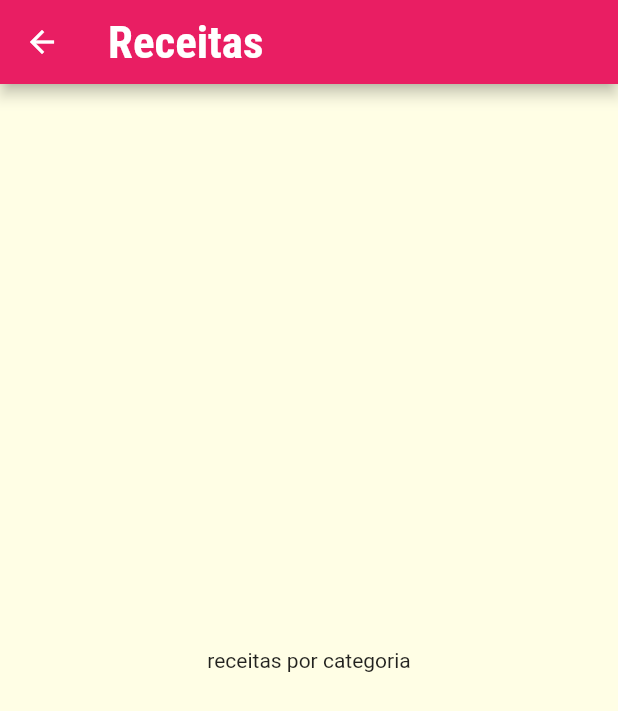
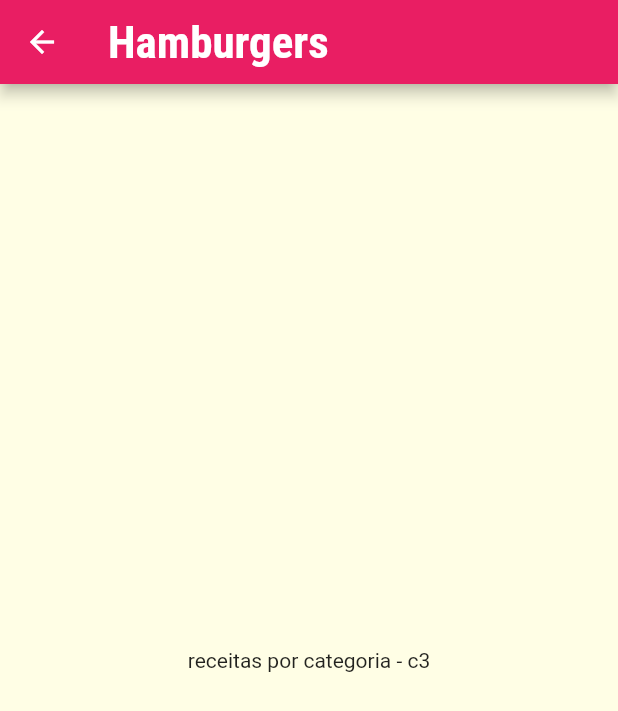
Before and after one commit to ianganciar/navegacao_E_Multiplas_Telas, a Flutter app: the screen it shows after launch, after a tap on "Hamburgers", on a phone screen of 412 x 824 dp. Shown: the top 711 px of the screen. Run offline on Flutter 3.47's test engine with Material 2 defaults, Android fonts, the phone set to English and light mode, and no system bars.

Commit message:
Passando dados via Construtor

```diff
--- a/meals/lib/components/category_item.dart
+++ b/meals/lib/components/category_item.dart
@@ -12,7 +12,7 @@ class CategoryItem extends StatelessWidget {
     Navigator.of(context).push(
       MaterialPageRoute(
         builder: (_) {
-          return const CategoriesMealsScreen();
+          return CategoriesMealsScreen(category: category);
         },
       ),
     );
--- a/meals/lib/screens/categories_meals_screen.dart
+++ b/meals/lib/screens/categories_meals_screen.dart
@@ -1,16 +1,19 @@
 import 'package:flutter/material.dart';
+import '../models/category.dart';
 
 class CategoriesMealsScreen extends StatelessWidget {
-  const CategoriesMealsScreen({Key? key}) : super(key: key);
+  final Category category;
+  const CategoriesMealsScreen({Key? key, required this.category})
+      : super(key: key);
 
   @override
   Widget build(BuildContext context) {
     return Scaffold(
       appBar: AppBar(
-        title: const Text('Receitas'),
+        title: Text(category.title),
       ),
-      body: const Center(
-        child: Text('receitas por categoria'),
+      body: Center(
+        child: Text('receitas por categoria - ${category.id}'),
       ),
     );
   }
```
